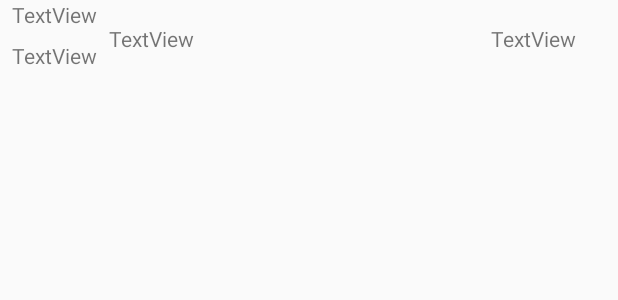
After one commit to aianta/MineSelf, an Android app: the layout timeline_entry.xml on its own in the app's theme, with its tools: preview values and no code run, on a phone screen of 412 x 824 dp. The commit adds this screen. Shown: the top 300 px of the screen. Run offline under Robolectric (Android 15) with nearby library versions, the phone set to English and light mode, and no system bars.

Commit message:
started working on better timeline entries, lots of peristence/logic issues

```diff
--- a/app/src/main/java/ca/mineself/MiningActivity.java
+++ b/app/src/main/java/ca/mineself/MiningActivity.java
@@ -5,6 +5,7 @@ import androidx.fragment.app.FragmentManager;
 import androidx.recyclerview.widget.LinearLayoutManager;
 import androidx.recyclerview.widget.RecyclerView;
 import androidx.room.Room;
+import androidx.room.RoomDatabase;
 
 import android.app.AlarmManager;
 import android.app.NotificationChannel;
@@ -62,9 +63,11 @@ public class MiningActivity extends AppCompatActivity {
          * LOCAL DATABASE SETUP
          */
         localDb = Room.databaseBuilder(getApplicationContext(),
-                LocalDatabase.class, "local-storage")
+                LocalDatabase.class, "local-storage.db")
                 .allowMainThreadQueries()
+                .setJournalMode(RoomDatabase.JournalMode.AUTOMATIC)
                 .build();
+
 
         instance = this;
         Log.d("MiningActivity", "local database setup!");
--- a/app/src/main/java/ca/mineself/listeners/MetricSeekBarListener.java
+++ b/app/src/main/java/ca/mineself/listeners/MetricSeekBarListener.java
@@ -33,6 +33,10 @@ public class MetricSeekBarListener implements SeekBar.OnSeekBarChangeListener {
 
         Log.d("MetricValue", Integer.toString(value));
         fragment.getValueLabel().setText(Integer.toString(value));
+
+        if(saveTimeout != null){
+            saveTimeout.cancel();
+        }
 
         saveTimeout = new TimerTask(){
 
--- a/app/src/main/java/ca/mineself/model/dao/ActionEntryDAO.java
+++ b/app/src/main/java/ca/mineself/model/dao/ActionEntryDAO.java
@@ -14,7 +14,7 @@ import ca.mineself.model.ActionEntry;
 @Dao
 public interface ActionEntryDAO {
 
-    @Query("SELECT * FROM actionentry")
+    @Query("SELECT * FROM actionentry ORDER BY start_time DESC")
     List<ActionEntry> getAll();
 
     @Query("SELECT * FROM actionentry WHERE id IN (:actionEntryIds)")
--- a/app/src/main/res/layout/timeline_component.xml
+++ b/app/src/main/res/layout/timeline_component.xml
@@ -19,8 +19,8 @@
             android:layout_width="0dp"
             android:layout_height="wrap_content"
             android:ems="10"
-            android:inputType="textPersonName"
-            android:text="Name"
+            android:inputType="text"
+            android:text="@string/add_entry_input_placeholder"
             app:layout_constraintEnd_toStartOf="@+id/addActionEntryButton"
             app:layout_constraintStart_toStartOf="parent"
             app:layout_constraintTop_toTopOf="parent" />
@@ -51,7 +51,7 @@
             <androidx.recyclerview.widget.RecyclerView
                 android:id="@+id/actionEntries"
                 android:layout_width="match_parent"
-                android:layout_height="match_parent" />
+                android:layout_height="wrap_content" />
         </LinearLayout>
     </ScrollView>
 
--- /dev/null
+++ b/app/src/main/res/layout/timeline_entry.xml
@@ -0,0 +1,60 @@
+<?xml version="1.0" encoding="utf-8"?>
+<androidx.constraintlayout.widget.ConstraintLayout xmlns:android="http://schemas.android.com/apk/res/android"
+    xmlns:app="http://schemas.android.com/apk/res-auto"
+    xmlns:tools="http://schemas.android.com/tools"
+    android:layout_width="match_parent"
+    android:layout_height="wrap_content"
+    android:layout_marginBottom="8dp">
+
+    <LinearLayout
+        android:id="@+id/time_layout"
+        android:layout_width="wrap_content"
+        android:layout_height="match_parent"
+        android:layout_marginStart="8dp"
+        android:orientation="vertical"
+        app:layout_constraintStart_toStartOf="parent"
+        app:layout_constraintTop_toTopOf="parent">
+
+        <TextView
+            android:id="@+id/endLabel"
+            android:layout_width="match_parent"
+            android:layout_height="wrap_content"
+            android:layout_marginBottom="8dp"
+            android:text="TextView" />
+
+        <TextView
+            android:id="@+id/startLabel"
+            android:layout_width="match_parent"
+            android:layout_height="wrap_content"
+            android:layout_marginStart="0dp"
+            android:layout_marginBottom="0dp"
+            android:text="TextView" />
+    </LinearLayout>
+
+    <LinearLayout
+        android:id="@+id/record_layout"
+        android:layout_width="0dp"
+        android:layout_height="match_parent"
+        android:layout_marginLeft="8dp"
+        android:layout_marginTop="16dp"
+        android:layout_marginRight="8dp"
+        android:orientation="horizontal"
+        app:layout_constraintEnd_toEndOf="parent"
+        app:layout_constraintStart_toEndOf="@+id/time_layout"
+        app:layout_constraintTop_toTopOf="parent">
+
+        <TextView
+            android:id="@+id/valueLabel"
+            android:layout_width="wrap_content"
+            android:layout_height="wrap_content"
+            android:layout_weight="10"
+            android:text="TextView" />
+
+        <TextView
+            android:id="@+id/defaultMetricValue"
+            android:layout_width="wrap_content"
+            android:layout_height="wrap_content"
+            android:layout_weight="1"
+            android:text="TextView" />
+    </LinearLayout>
+</androidx.constraintlayout.widget.ConstraintLayout>
--- a/app/src/main/res/values/colors.xml
+++ b/app/src/main/res/values/colors.xml
@@ -3,4 +3,5 @@
     <color name="colorPrimary">#6200EE</color>
     <color name="colorPrimaryDark">#3700B3</color>
     <color name="colorAccent">#03DAC5</color>
+    <color name="inputError">#A8160C</color>
 </resources>
```
Also changed, not shown: app/src/main/java/ca/mineself/model/dao/MetricEntryDAO.java (+9 -0 lines), app/src/main/java/ca/mineself/ui/ActionEntriesAdapter.java (+25 -8 lines), app/src/main/java/ca/mineself/ui/ActionEntryHolder.java (+33 -5 lines), app/src/main/java/ca/mineself/ui/TimelineFragment.java (+33 -9 lines), app/src/main/res/layout/action_entry_item.xml (deleted, +0 -9 lines).
